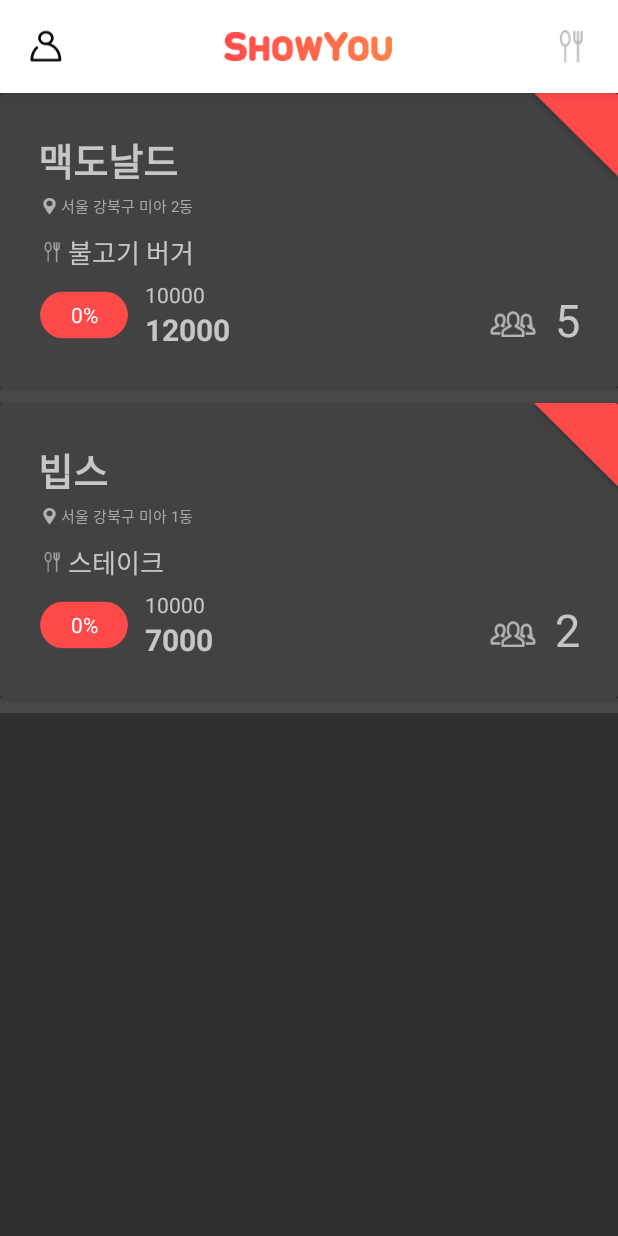
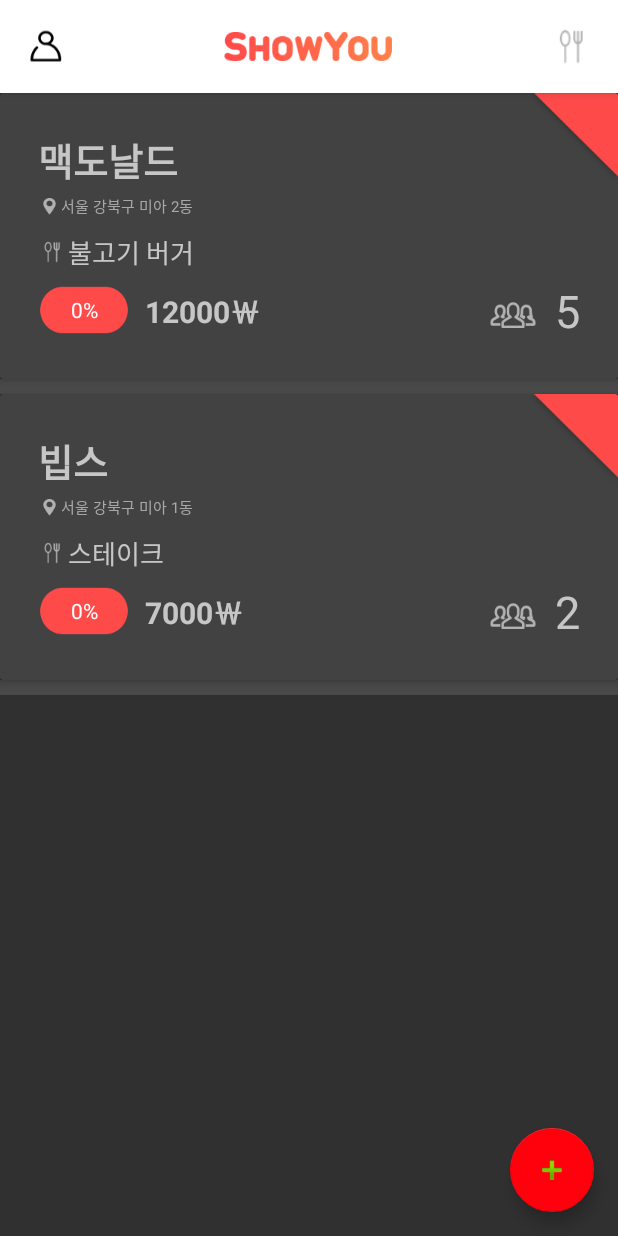
Before and after one commit to GDGKC-FirebasedHackathon/NoShow, an Android app: the screen it shows after launch (AdminHomeActivity), on a phone screen of 412 x 824 dp. Run offline under Robolectric (Android 15) with nearby library versions, the phone set to English and light mode, and no system bars; our stand-ins replace data binding.

Commit message:
admin NoShow 목록 지우기 기능 구현

```diff
--- a/app_admin/src/main/java/com/mma/noshow_admin/AdminHomeActivity.java
+++ b/app_admin/src/main/java/com/mma/noshow_admin/AdminHomeActivity.java
@@ -1,10 +1,12 @@
 package com.mma.noshow_admin;
 
 import android.app.Activity;
+import android.content.DialogInterface;
 import android.content.Intent;
 import android.databinding.DataBindingUtil;
 import android.os.Bundle;
 import android.support.annotation.NonNull;
+import android.support.v7.app.AlertDialog;
 import android.view.View;
 import android.view.ViewGroup;
 import android.widget.ArrayAdapter;
@@ -39,14 +41,35 @@
 					itemBinding = DataBindingUtil.inflate(getLayoutInflater(), R.layout.item_no_img_reservation_info, parent, false);
 				else itemBinding = DataBindingUtil.getBinding(convertView);
 
-				FoodNoShow item = getItem(position);
+				final FoodNoShow item = getItem(position);
 				itemBinding.txtFoodName.setText(item.foods.get(0).name);
-				itemBinding.txtDiscountedPrice.setText(item.totalPrice + "");
-				itemBinding.txtPrice.setText(Integer.parseInt(item.foods.get(0).price) * item.foods.get(0).count + "");
+				itemBinding.txtDiscountedPrice.setText(item.totalPrice + "￦");
 				itemBinding.txtRemained.setText(item.foods.get(0).count + "");
 				itemBinding.txtRestaurantName.setText(item.admin.name);
 				itemBinding.txtRestaurantLocation.setText(item.admin.location);
 				itemBinding.txtDiscountRate.setText("0%");
+				itemBinding.noshowCard.setOnLongClickListener(new View.OnLongClickListener()
+				{
+					@Override
+					public boolean onLongClick(View v)
+					{
+						new AlertDialog.Builder(AdminHomeActivity.this)
+								.setTitle("경고")
+								.setMessage("NoShow를 삭제하시겠습니까?")
+								.setPositiveButton("예", new DialogInterface.OnClickListener()
+								{
+									@Override
+									public void onClick(DialogInterface dialog, int which)
+									{
+										adapter.remove(item);
+										dialog.dismiss();
+									}
+								})
+								.setNegativeButton("아니요", null).show();
+
+						return true;
+					}
+				});
 
 				return itemBinding.getRoot();
 			}
@@ -60,6 +83,16 @@
 		foodNoShow = new FoodNoShow(new Admin("", "빕스", "서울 강북구 미아 1동"), "", 7000, "어떤 세트");
 		foodNoShow.foods.add(new Food("", "스테이크", "5000", 2));
 		adapter.add(foodNoShow);
+
+		// NoShow 추가
+		binding.fab.setOnClickListener(new View.OnClickListener()
+		{
+			@Override
+			public void onClick(View v)
+			{
+
+			}
+		});
 	}
 
 	public void onClick(View view)
--- a/app_admin/src/main/res/layout/activity_admin_home.xml
+++ b/app_admin/src/main/res/layout/activity_admin_home.xml
@@ -1,13 +1,18 @@
 <?xml version="1.0" encoding="utf-8"?>
-<layout>
-
-	<LinearLayout android:id = "@+id/activity_admin_home"
+<layout
 	xmlns:android = "http://schemas.android.com/apk/res/android"
 	xmlns:tools = "http://schemas.android.com/tools"
+	tools:context = "com.mma.noshow_admin.AdminHomeActivity">
+
+	<FrameLayout
+		android:layout_width = "match_parent"
+		android:layout_height = "match_parent">
+
+		<LinearLayout
+			android:id = "@+id/activity_admin_home"
 			android:layout_width = "match_parent"
 			android:layout_height = "match_parent"
-	              android:orientation = "vertical"
-	              tools:context = "com.mma.noshow_admin.AdminHomeActivity">
+			android:orientation = "vertical">
 
 			<android.support.design.widget.AppBarLayout
 				android:layout_width = "match_parent"
@@ -54,4 +59,14 @@
 				android:dividerHeight = "10dp"
 				android:headerDividersEnabled = "true"/>
 		</LinearLayout>
+
+
+		<android.support.design.widget.FloatingActionButton
+			android:id = "@+id/fab"
+			android:layout_width = "wrap_content"
+			android:layout_height = "wrap_content"
+			android:layout_gravity = "end|bottom"
+			android:layout_margin = "@dimen/fab_margin"
+			android:src = "@android:drawable/ic_input_add"/>
+	</FrameLayout>
 </layout>
--- a/common/src/main/java/model/AdminModel.java
+++ b/common/src/main/java/model/AdminModel.java
@@ -1,9 +1,6 @@
 package model;
-
-/**
- * Created by BoxResin on 2017-02-18.
- */
 
 public class AdminModel
 {
+
 }
--- a/common/src/main/res/layout/item_no_img_reservation_info.xml
+++ b/common/src/main/res/layout/item_no_img_reservation_info.xml
@@ -5,8 +5,10 @@
 	xmlns:tools = "http://schemas.android.com/tools">
 
 	<android.support.v7.widget.CardView
+		android:id = "@+id/noshow_card"
 		android:layout_width = "match_parent"
 		android:layout_height = "wrap_content"
+		android:longClickable = "true"
 		app:cardElevation = "3dp">
 
 		<FrameLayout
@@ -90,31 +92,17 @@
 						android:text = "30%"
 						android:textColor = "#FFF"/>
 
-					<!-- 가격 표시줄 -->
-					<LinearLayout
-						android:layout_width = "wrap_content"
-						android:layout_height = "wrap_content"
+					<!-- 음식 할인가 -->
+					<TextView
+						android:id = "@+id/txt_discounted_price"
+						android:layout_width = "0dp"
+						android:layout_height = "match_parent"
 						android:layout_marginLeft = "10dp"
 						android:layout_weight = "1"
-						android:orientation = "vertical">
-
-						<!-- 음식 원가 -->
-						<TextView
-							android:id = "@+id/txt_price"
-							android:layout_width = "wrap_content"
-							android:layout_height = "wrap_content"
-							android:layout_below = "@id/txt_food_name"
-							android:text = "원가￦"/>
-
-						<!-- 음식 할인가 -->
-						<TextView
-							android:id = "@+id/txt_discounted_price"
-							android:layout_width = "wrap_content"
-							android:layout_height = "wrap_content"
-							android:text = "할인가￦"
-							android:textSize = "20sp"
-							android:textStyle = "bold"/>
-					</LinearLayout>
+						android:gravity = "center_vertical"
+						android:text = "할인가￦"
+						android:textSize = "20sp"
+						android:textStyle = "bold"/>
 
 					<ImageView
 						android:layout_width = "wrap_content"
```
Lines whose indentation alone changed are shown as unchanged.
